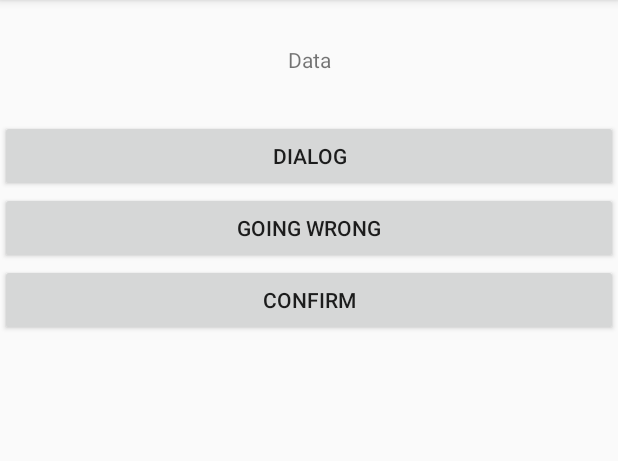
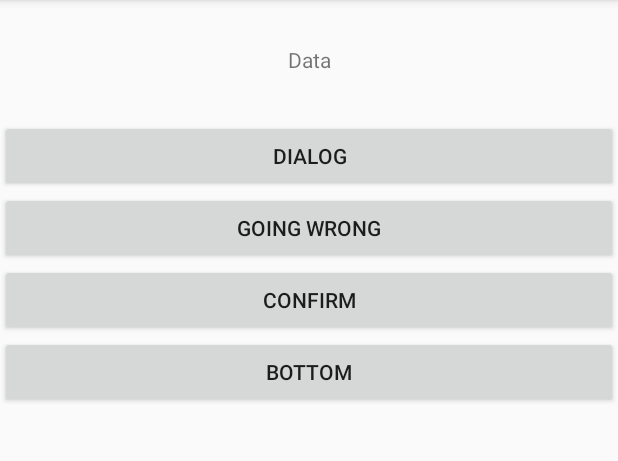
Before and after one commit to iwanggp/My_Android, an Android app: the screen it shows after launch (MyDialogActivity), on a phone screen of 412 x 824 dp, the part 84-545 px from its top. Run offline under Robolectric (Android 15) with nearby library versions, the phone set to English and light mode, and no system bars; libraries missing offline, so code that uses them is left out: cn.pedant, com.mylhyl.circledialog.

Commit message:
基本完成了Dialog的常见操作

```diff
--- a/app/build.gradle
+++ b/app/build.gradle
@@ -33,5 +33,6 @@ dependencies {
     compile 'com.lcodecorex:tkrefreshlayout:1.0.7'
     compile 'com.squareup.picasso:picasso:2.5.2'
     compile 'cn.pedant.sweetalert:library:1.3'
+    compile 'com.mylhyl:circleDialog:2.1.6'
 //    compile 'cn.yipianfengye.android:ad-library:1.0'
 }
--- a/app/src/main/java/com/zerone/wgp/activities/MyDialogActivity.java
+++ b/app/src/main/java/com/zerone/wgp/activities/MyDialogActivity.java
@@ -1,6 +1,7 @@
 package com.zerone.wgp.activities;
 
 import android.support.v4.app.Fragment;
+import android.util.Log;
 
 import com.zerone.wgp.abclass.BaseFragmentActivity;
 import com.zerone.wgp.fragment.MyDialogFragment;
@@ -10,8 +11,35 @@ import com.zerone.wgp.fragment.MyDialogFragment;
  */
 
 public class MyDialogActivity extends BaseFragmentActivity {
+	private static final String TAG = "MyDialogActivity";
+
 	@Override
 	protected Fragment createFragment() {
 		return MyDialogFragment.newInstance();
 	}
+
+	@Override
+	protected void onPause() {
+		super.onPause();
+		Log.d(TAG, "onPause: ...run");
+	}
+
+	@Override
+	protected void onStart() {
+		super.onStart();
+		Log.d(TAG, "onStart: ...run");
+
+	}
+
+	@Override
+	protected void onResume() {
+		super.onResume();
+		Log.d(TAG, "onResume: ....run");
+	}
+
+	@Override
+	protected void onRestart() {
+		super.onRestart();
+		Log.d(TAG, "onRestart: ....run");
+	}
 }
--- a/app/src/main/java/com/zerone/wgp/fragment/MyDialogFragment.java
+++ b/app/src/main/java/com/zerone/wgp/fragment/MyDialogFragment.java
@@ -1,20 +1,24 @@
 package com.zerone.wgp.fragment;
 
 import android.app.Activity;
+import android.content.Context;
 import android.content.Intent;
 import android.os.Bundle;
 import android.support.v4.app.Fragment;
 import android.support.v4.app.FragmentManager;
+import android.support.v7.app.AppCompatActivity;
+import android.util.Log;
 import android.view.LayoutInflater;
 import android.view.View;
 import android.view.ViewGroup;
 import android.widget.Button;
 import android.widget.TextView;
+import android.widget.Toast;
 
+import com.mylhyl.circledialog.CircleDialog;
 import com.zerone.wgp.activities.R;
+import com.zerone.wgp.dialogfragments.BottomDialog;
 import com.zerone.wgp.dialogfragments.DataPicDialog;
-
-import java.util.Date;
 
 import cn.pedant.SweetAlert.SweetAlertDialog;
 
@@ -23,9 +27,9 @@ import cn.pedant.SweetAlert.SweetAlertDialog;
  */
 
 public class MyDialogFragment extends Fragment {
-	private Button bt_dialog, bt_ad, bt_confirm;
+	private Button bt_dialog, bt_ad, bt_confirm, bt_bottom;
 	private static final String TAG = "MyDialogFragment";
-	private static final String DIALOG_DATE = "MY data";
+	private static final String DIALOG_DATE = "DataPicDialog";
 	private TextView tv_date;
 	private static final int REQUEST_CODE = -100;
 
@@ -38,8 +42,10 @@ public class MyDialogFragment extends Fragment {
 		View view = inflater.inflate(R.layout.dialog_fragment, container, false);
 		bt_dialog = view.findViewById(R.id.bt_dialog);
 		tv_date = view.findViewById(R.id.tv_date);
+
 		bt_ad = view.findViewById(R.id.bt_ad);
 		bt_confirm = view.findViewById(R.id.bt_confirm);
+		bt_bottom = view.findViewById(R.id.bt_bottom);
 		bt_confirm.setOnClickListener(new View.OnClickListener() {
 			@Override
 			public void onClick(View view) {
@@ -54,7 +60,12 @@ public class MyDialogFragment extends Fragment {
 								sDialog.setTitleText("Deleted!")
 										.setContentText("Your imaginary file has been deleted!")
 										.setConfirmText("OK")
-										.setConfirmClickListener(null)
+										.setConfirmClickListener(new SweetAlertDialog.OnSweetClickListener() {
+											@Override
+											public void onClick(SweetAlertDialog sweetAlertDialog) {
+												Toast.makeText(getActivity(), "hhhh", Toast.LENGTH_SHORT).show();
+											}
+										})
 										.changeAlertType(SweetAlertDialog.SUCCESS_TYPE);
 							}
 						})
@@ -74,10 +85,17 @@ public class MyDialogFragment extends Fragment {
 			@Override
 			public void onClick(View view) {
 				FragmentManager fragmentManager = getFragmentManager();
-				DataPicDialog dataPicDialog = DataPicDialog.newInstance(new Date());
+				DataPicDialog dataPicDialog = DataPicDialog.showDialog(fragmentManager, getActivity());
 				//设置目标Fragment和相应的请求码
 				dataPicDialog.setTargetFragment(MyDialogFragment.this, REQUEST_CODE);
-				dataPicDialog.show(fragmentManager, DIALOG_DATE);
+			}
+		});
+		bt_bottom.setOnClickListener(new View.OnClickListener() {
+			@Override
+			public void onClick(View view) {
+				FragmentManager fragmentManager = getFragmentManager();
+				BottomDialog bottomDialog = BottomDialog.newInstance();
+				bottomDialog.show(fragmentManager, "ssss");
 			}
 		});
 		return view;
@@ -93,4 +111,22 @@ public class MyDialogFragment extends Fragment {
 			tv_date.setText(date);
 		}
 	}
+
+	@Override
+	public void onResume() {
+		super.onResume();
+		Log.d(TAG, "onResume: ..run");
+	}
+
+	@Override
+	public void onStop() {
+		super.onStop();
+		Log.d(TAG, "onStop: ..run");
+	}
+
+	@Override
+	public void onPause() {
+		super.onPause();
+		Log.d(TAG, "onPause: ....run");
+	}
 }
--- a/app/src/main/res/layout/dialog_fragment.xml
+++ b/app/src/main/res/layout/dialog_fragment.xml
@@ -27,7 +27,12 @@
         android:id="@+id/bt_confirm"
         android:layout_width="match_parent"
         android:layout_height="wrap_content"
-        android:text="confirm"
-        />
+        android:text="confirm"/>
+
+    <Button
+        android:id="@+id/bt_bottom"
+        android:layout_width="match_parent"
+        android:layout_height="wrap_content"
+        android:text="bottom"/>
 
 </LinearLayout>
```
Also changed, not shown: app/src/main/java/com/zerone/wgp/activities/BottomDialogActivity.java (added, +16 -0 lines), app/src/main/java/com/zerone/wgp/dialogfragments/BottomDialog.java (added, +64 -0 lines), app/src/main/java/com/zerone/wgp/dialogfragments/DataPicDialog.java (+67 -1 lines), app/src/main/res/layout/dialog_bottom.xml (added, +48 -0 lines).
